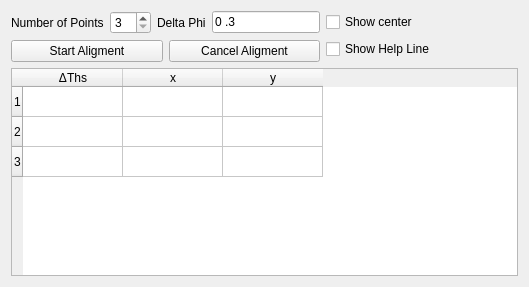
Above: gui/ui_files/centering.ui from natxo14/mxcube before the change. Below: the same form after it.
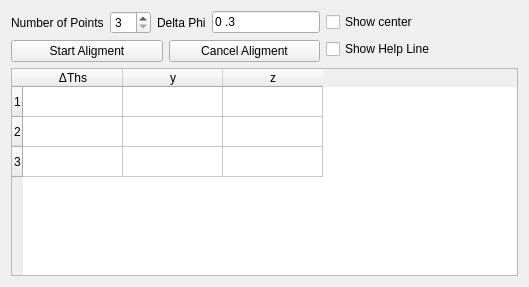
That is the form after the change.

Commit message: Instead of (x,y) use (y,z)

```diff
--- a/gui/ui_files/centering.ui
+++ b/gui/ui_files/centering.ui
@@ -128,12 +128,12 @@
        </column>
        <column>
         <property name="text">
-         <string>x</string>
+         <string>y</string>
         </property>
        </column>
        <column>
         <property name="text">
-         <string>y</string>
+         <string>z</string>
         </property>
        </column>
       </widget>
```
